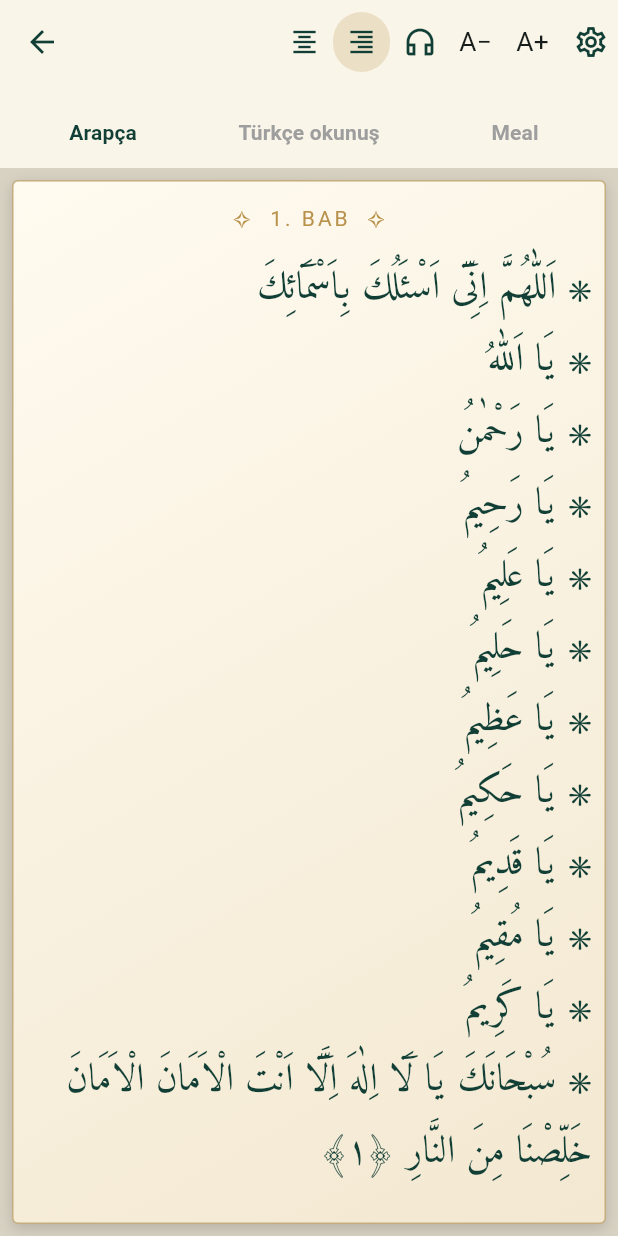
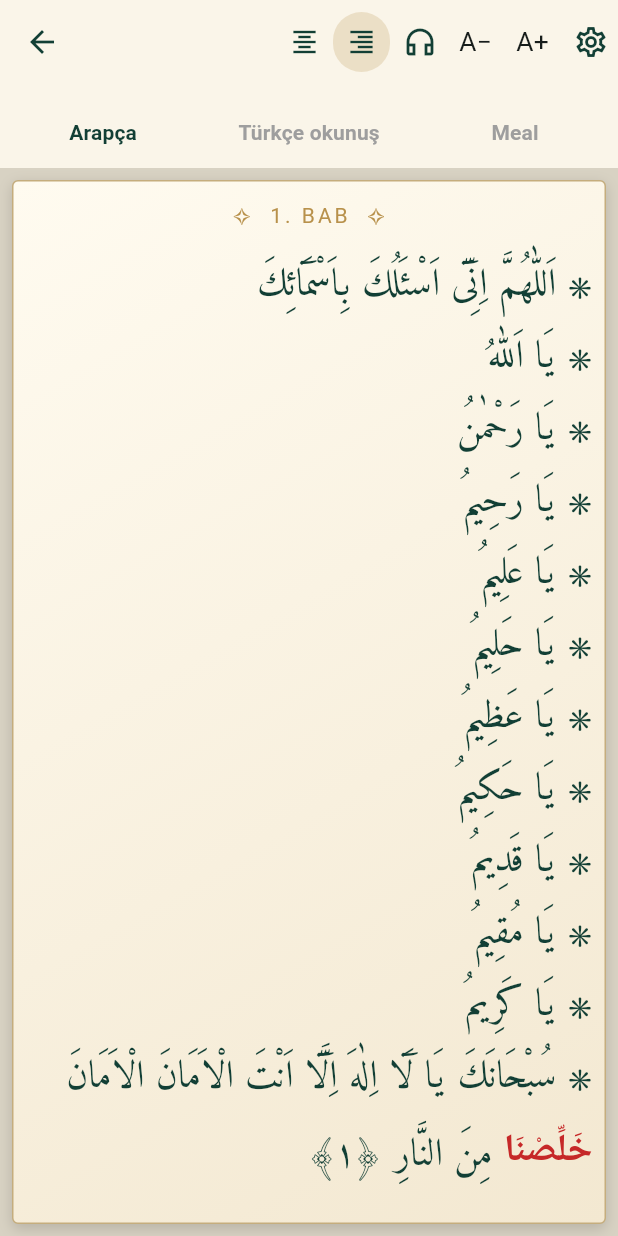
Before and after one commit to zekitazegul/cevsen_app, a Flutter app: the screen it shows after launch, after a tap on "Kaldığın yerden devam et", on a phone screen of 412 x 824 dp. Run offline on Flutter 3.47's test engine with Material 3 defaults, Android fonts, the phone set to English and light mode, and no system bars; our stand-ins replace just_audio, shared_preferences.

Commit message:
Highlight closing pleas in bold red for v1.2.4

```diff
--- a/lib/chapter_page.dart
+++ b/lib/chapter_page.dart
@@ -2,6 +2,7 @@ import 'package:flutter/material.dart';
 
 import 'scroll_continuation.dart';
 import 'transcription_text.dart';
+import 'prayer_emphasis.dart';
 
 /// One bab, in one script. Enlarged or long chapters remain scrollable.
 class ChapterPage extends StatelessWidget {
@@ -70,9 +71,9 @@ class ChapterPage extends StatelessWidget {
             while (size > minimum) {
               final painter =
                   TextPainter(
-                    text: TextSpan(
-                      text: transcript ? text.replaceAll('\u20db', '') : text,
-                      style: style(size),
+                    text: prayerSpan(
+                      transcript ? text.replaceAll('\u20db', '') : text,
+                      style(size),
                     ),
                     textDirection: direction,
                     textAlign: alignment,
@@ -142,8 +143,8 @@ class ChapterPage extends StatelessWidget {
                                 style: style(size),
                                 textAlign: alignment,
                               )
-                            : Text(
-                                text,
+                            : Text.rich(
+                                prayerSpan(text, style(size)),
                                 textDirection: direction,
                                 textAlign: alignment,
                                 style: style(size),
--- /dev/null
+++ b/lib/prayer_emphasis.dart
@@ -0,0 +1,37 @@
+import 'package:flutter/material.dart';
+
+/// Styles the closing pleas while retaining the original spelling and marks.
+TextSpan prayerSpan(String text, TextStyle style) {
+  final words = RegExp(r'[^\s]+');
+  final marks = RegExp(r'[\u064b-\u065f\u0670]');
+  final children = <TextSpan>[];
+  var end = 0;
+  for (final match in words.allMatches(text)) {
+    final word = match.group(0)!;
+    final normalized = word.replaceAll(marks, '').toLowerCase();
+    if (!const {
+      'neccinâ',
+      'ecirnâ',
+      'ḣallisnâ',
+      'hallisnâ',
+      'نجنا',
+      'اجرنا',
+      'أجرنا',
+      'خلصنا',
+    }.contains(normalized))
+      continue;
+    children.add(TextSpan(text: text.substring(end, match.start)));
+    children.add(
+      TextSpan(
+        text: word,
+        style: const TextStyle(
+          color: Color(0xffc62828),
+          fontWeight: FontWeight.bold,
+        ),
+      ),
+    );
+    end = match.end;
+  }
+  children.add(TextSpan(text: text.substring(end)));
+  return TextSpan(style: style, children: children);
+}
--- a/lib/settings_screen.dart
+++ b/lib/settings_screen.dart
@@ -7,7 +7,7 @@ import 'screen_awake.dart';
 
 const supportUrl = 'https://zekitazegul.github.io/support/?lang=tr';
 const tikkieUrl = 'https://tikkie.me/pay/qp5ddh9l8i6gg1dq6bc0';
-const appVersion = '1.2.3';
+const appVersion = '1.2.4';
 
 Future<void> openExternal(BuildContext context, String url) async {
   try {
--- a/lib/transcription_text.dart
+++ b/lib/transcription_text.dart
@@ -1,4 +1,6 @@
 import 'package:flutter/material.dart';
+
+import 'prayer_emphasis.dart';
 
 /// Places the three dots above the Latin s independently of font mark support.
 class TranscriptionText extends StatelessWidget {
@@ -35,8 +37,8 @@ class TranscriptionText extends StatelessWidget {
             textAlign,
             MediaQuery.textScalerOf(context),
           ),
-          child: Text(
-            plain,
+          child: Text.rich(
+            prayerSpan(plain, style),
             style: style,
             textAlign: textAlign,
             textDirection: TextDirection.ltr,
@@ -65,7 +67,7 @@ class _DotsPainter extends CustomPainter {
   void paint(Canvas canvas, Size size) {
     if (positions.isEmpty) return;
     final painter = TextPainter(
-      text: TextSpan(text: text, style: style),
+      text: prayerSpan(text, style),
       textDirection: TextDirection.ltr,
       textAlign: alignment,
       textScaler: scaler,
--- a/pubspec.yaml
+++ b/pubspec.yaml
@@ -16,7 +16,7 @@ publish_to: 'none' # Remove this line if you wish to publish to pub.dev
 # https://developer.apple.com/library/archive/documentation/General/Reference/InfoPlistKeyReference/Articles/CoreFoundationKeys.html
 # In Windows, build-name is used as the major, minor, and patch parts
 # of the product and file versions while build-number is used as the build suffix.
-version: 1.2.3+20
+version: 1.2.4+21
 
 environment:
   sdk: ^3.13.4
--- a/tools/release-notes.json
+++ b/tools/release-notes.json
@@ -1,5 +1,5 @@
 {
-  "tr": "Ayarlar sayfasında destek bölümüne erişim iyileştirildi.",
-  "en": "Improved access to support in Settings.",
-  "nl": "Verbeterde toegang tot ondersteuning in Instellingen."
+    "tr":  "Bab sonlarındaki neccinâ, ecirnâ ve hallisnâ kelimeleri artık kalın ve kırmızı.",
+    "en":  "Closing pleas are now highlighted in bold red.",
+    "nl":  "De afsluitende smeekbeden zijn nu vet en rood gemarkeerd."
 }
```
Also changed, not shown: 1 other file.
